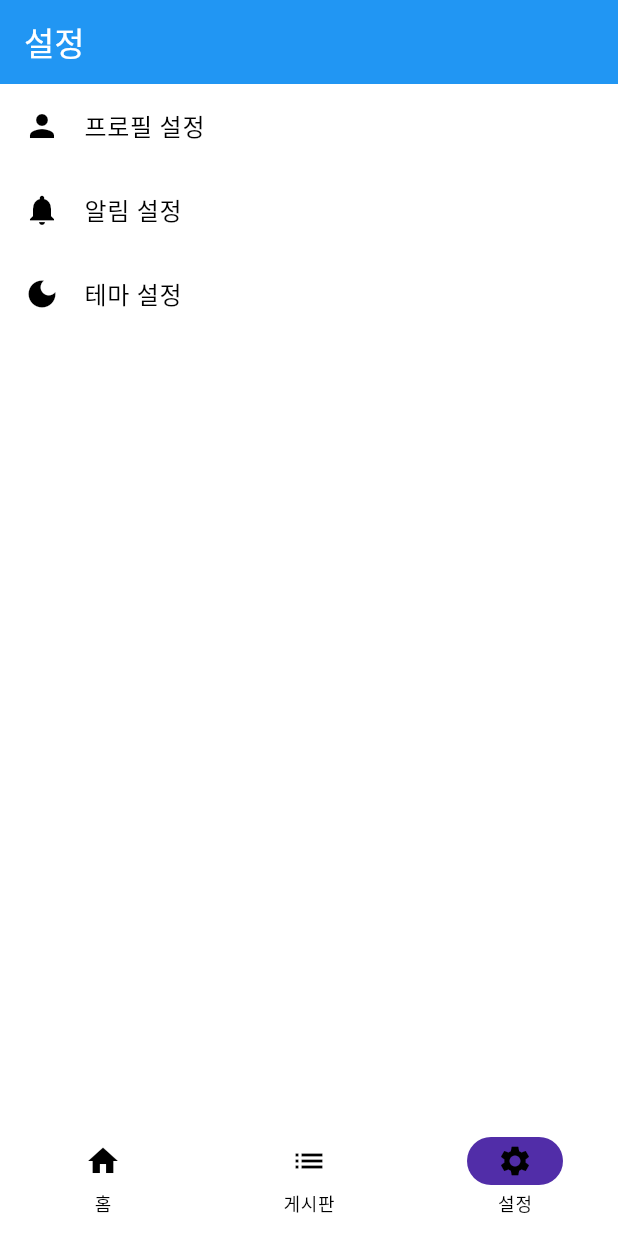
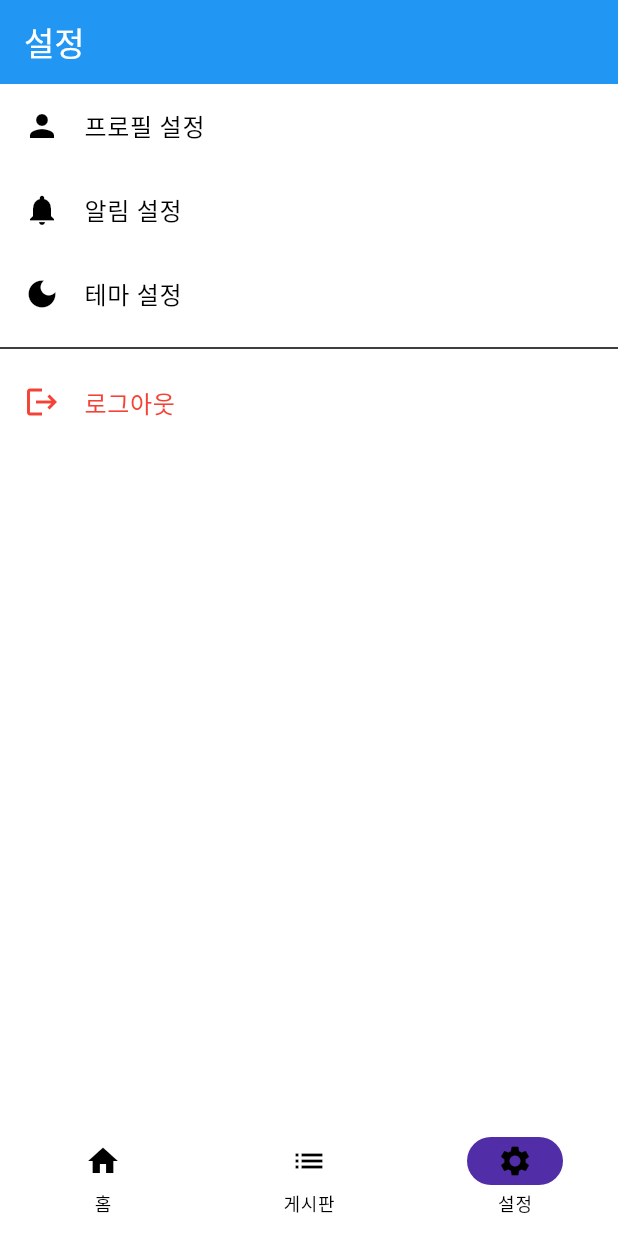
Before and after one commit to sendminder/pacapaca, a Flutter app: the SettingsPage screen opened by its route, on a phone screen of 412 x 824 dp. Run offline on Flutter 3.47's test engine with Material 3 defaults, Android fonts, the phone set to English and light mode, and no system bars; our stand-ins replace dio, easy_localization, firebase_auth, firebase_core, flutter_dotenv, flutter_riverpod and 10 more; accounts and stored records are empty; generated files the repository leaves out were written again; statements that could not run were skipped.

Commit message:
로그아웃 추가

```diff
--- a/lib/main.dart
+++ b/lib/main.dart
@@ -71,9 +71,9 @@ void _setupServiceLocator() {
   getIt.registerSingleton<Logger>(
     Logger(
       printer: PrettyPrinter(
-        methodCount: 0,
-        errorMethodCount: 5,
-        lineLength: 50,
+        methodCount: 2,
+        errorMethodCount: 8,
+        lineLength: 120,
         colors: true,
         printEmojis: true,
       ),
--- a/lib/pages/settings/settings_page.dart
+++ b/lib/pages/settings/settings_page.dart
@@ -1,25 +1,63 @@
 import 'package:flutter/material.dart';
+import 'package:flutter_riverpod/flutter_riverpod.dart';
+import 'package:go_router/go_router.dart';
+import 'package:pacapaca/providers/auth_provider.dart';
 
-class SettingsPage extends StatelessWidget {
+class SettingsPage extends ConsumerWidget {
   const SettingsPage({super.key});
 
   @override
-  Widget build(BuildContext context) {
+  Widget build(BuildContext context, WidgetRef ref) {
     return Scaffold(
       appBar: AppBar(title: const Text('설정')),
       body: ListView(
-        children: const [
-          ListTile(
+        children: [
+          const ListTile(
             leading: Icon(Icons.person),
             title: Text('프로필 설정'),
           ),
-          ListTile(
+          const ListTile(
             leading: Icon(Icons.notifications),
             title: Text('알림 설정'),
           ),
-          ListTile(
+          const ListTile(
             leading: Icon(Icons.dark_mode),
             title: Text('테마 설정'),
+          ),
+          const Divider(),
+          ListTile(
+            leading: const Icon(Icons.logout, color: Colors.red),
+            title: const Text('로그아웃', style: TextStyle(color: Colors.red)),
+            onTap: () async {
+              final confirmed = await showDialog<bool>(
+                context: context,
+                builder: (context) => AlertDialog(
+                  title: const Text('로그아웃'),
+                  content: const Text('정말 로그아웃 하시겠습니까?'),
+                  actions: [
+                    TextButton(
+                      onPressed: () => Navigator.pop(context, false),
+                      child: const Text('취소'),
+                    ),
+                    TextButton(
+                      onPressed: () => Navigator.pop(context, true),
+                      child: const Text(
+                        '로그아웃',
+                        style: TextStyle(color: Colors.red),
+                      ),
+                    ),
+                  ],
+                ),
+              );
+
+              if (confirmed == true) {
+                // 로그아웃 처리
+                await ref.read(authServiceProvider).signOut();
+                if (context.mounted) {
+                  context.go('/login'); // 로그인 페이지로 이동
+                }
+              }
+            },
           ),
         ],
       ),
```
Also changed, not shown: lib/models/dto/user_dto.dart (+12 -0 lines), lib/services/auth_service.dart (+14 -14 lines), lib/services/storage_service.dart (+47 -16 lines).
